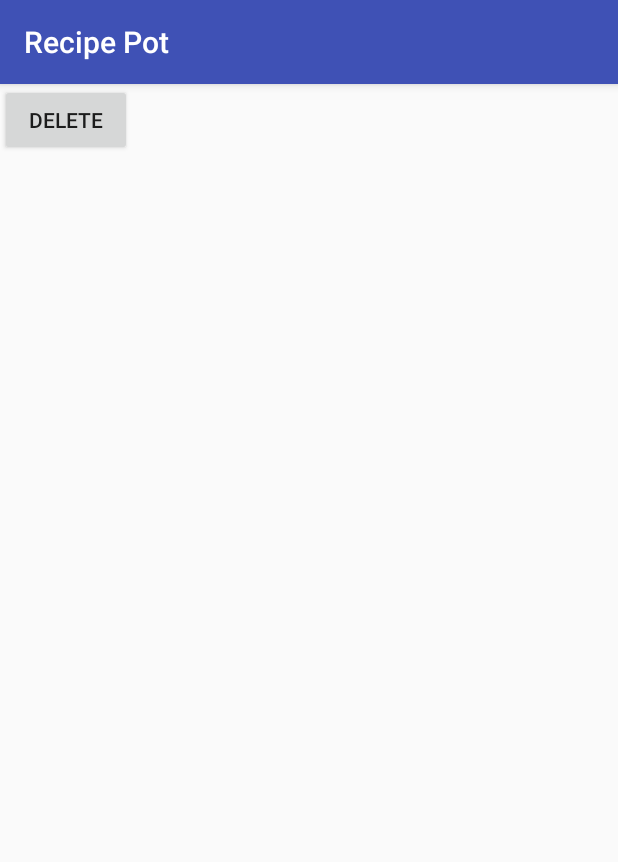
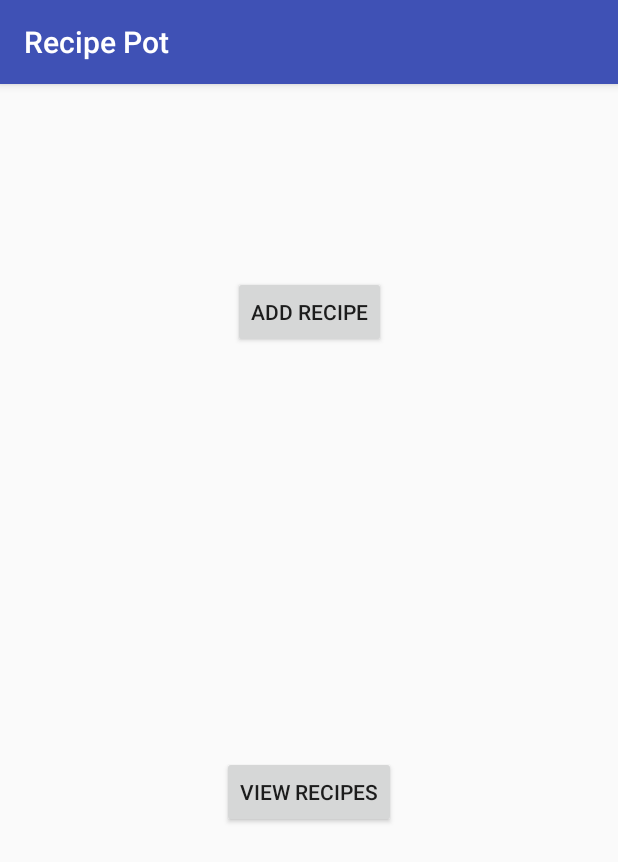
Before and after one commit to reidch/Android_recipe_list_app, an Android app: the screen it shows after launch (RecipeActivity before the commit, HomeActivity after it), on a phone screen of 412 x 824 dp. Shown: the top 862 px of the screen. Run offline under Robolectric (Android 15) with nearby library versions, the phone set to English and light mode, and no system bars.

Commit message:
adds amends

```diff
--- a/Taste_List/app/src/main/AndroidManifest.xml
+++ b/Taste_List/app/src/main/AndroidManifest.xml
@@ -9,15 +9,15 @@
         android:roundIcon="@mipmap/ic_launcher_round"
         android:supportsRtl="true"
         android:theme="@style/AppTheme">
-        <activity android:name=".RecipeActivity">
+        <activity android:name=".HomeActivity">
             <intent-filter>
                 <action android:name="android.intent.action.MAIN" />
 
                 <category android:name="android.intent.category.LAUNCHER" />
             </intent-filter>
         </activity>
-        <activity android:name=".MyRecipesActivity" />
         <activity android:name=".AddRecipeActivity"></activity>
+        <activity android:name=".MyRecipesActivity"></activity>
     </application>
 
 </manifest>
--- /dev/null
+++ b/Taste_List/app/src/main/java/com/example/carolinereid/taste_list/HomeActivity.java
@@ -0,0 +1,46 @@
+package com.example.carolinereid.taste_list;
+
+import android.content.Intent;
+import android.os.Bundle;
+import android.support.v7.app.AppCompatActivity;
+import android.view.View;
+
+public class HomeActivity extends AppCompatActivity {
+
+    @Override
+    protected void onCreate(Bundle savedInstanceState) {
+        super.onCreate(savedInstanceState);
+        setContentView(R.layout.activity_home);
+    }
+
+    public void addRecipe(View button) {
+        Intent intent = new Intent(this, AddRecipeActivity.class);
+        startActivity(intent);
+    }
+
+    public void viewRecipes(View button) {
+        Intent intent = new Intent(this, MyRecipesActivity.class);
+        startActivity(intent);
+    }
+
+//    @Override
+//    public boolean onCreateOptionsMenu(Menu menu){
+//        MenuInflater menuInflater = getMenuInflater();
+//        menuInflater.inflate(R.menu.activity_main, menu);
+//        return true;
+//    }
+//
+//    public boolean onOptionsItemSelected(MenuItem item){
+//        if(item.getItemId() == R.id.add_recipe){
+//            Intent intent = new Intent(this, AddRecipeActivity.class);
+//            startActivity(intent);
+//            return true;
+//        }
+//        if(item.getItemId() == R.id.recipes_list){
+//            Intent intent = new Intent(this, MyRecipesActivity.class);
+//            startActivity(intent);
+//            return true;
+//        }
+//        return super.onOptionsItemSelected(item);
+//    }
+}
--- a/Taste_List/app/src/main/java/com/example/carolinereid/taste_list/MyRecipesAdapter.java
+++ b/Taste_List/app/src/main/java/com/example/carolinereid/taste_list/MyRecipesAdapter.java
@@ -30,7 +30,7 @@ public class MyRecipesAdapter extends ArrayAdapter<Recipe> {
         url.setText(currentRecipe.getUrl());
 //        TextView triedStatus = (TextView)listItemView.findViewById(R.id.triedStatus);
 //        triedStatus.setText(currentRecipe.getTriedStatus());
-        TextView notes = (TextView)listItemView.findViewById(R.id.notesTV);
+        TextView notes = (TextView)listItemView.findViewById(R.id.notes);
         notes.setText(currentRecipe.getNotes());
 
         listItemView.setTag(currentRecipe);
--- a/Taste_List/app/src/main/java/com/example/carolinereid/taste_list/RecipeActivity.java
+++ b/Taste_List/app/src/main/java/com/example/carolinereid/taste_list/RecipeActivity.java
@@ -28,7 +28,7 @@ public class RecipeActivity extends AppCompatActivity {
         nameTV = (TextView) findViewById(R.id.name);
         urlTV = (TextView) findViewById(R.id.url);
 //        triedCB = (CheckBox) findViewById(R.id.triedStatus);
-        notesTV = (TextView) findViewById(R.id.notesTV);
+        notesTV = (TextView) findViewById(R.id.notes);
 
 //        if (checkBox.isChecked()) {
 //            checkBox.setChecked(false);
--- a/Taste_List/app/src/main/res/layout/activity_add_recipe.xml
+++ b/Taste_List/app/src/main/res/layout/activity_add_recipe.xml
@@ -61,7 +61,7 @@
         app:layout_constraintVertical_bias="0.092" />
 
     <Button
-        android:id="@+id/addRecipeBtn"
+        android:id="@+id/add_recipe"
         android:layout_width="wrap_content"
         android:layout_height="wrap_content"
         android:layout_marginBottom="8dp"
--- /dev/null
+++ b/Taste_List/app/src/main/res/layout/activity_home.xml
@@ -0,0 +1,36 @@
+<?xml version="1.0" encoding="utf-8"?>
+<android.support.constraint.ConstraintLayout xmlns:android="http://schemas.android.com/apk/res/android"
+    xmlns:app="http://schemas.android.com/apk/res-auto"
+    xmlns:tools="http://schemas.android.com/tools"
+    android:layout_width="match_parent"
+    android:layout_height="match_parent"
+    tools:context="com.example.carolinereid.taste_list.HomeActivity">
+
+    <Button
+        android:id="@+id/addRecipe"
+        android:layout_width="wrap_content"
+        android:layout_height="wrap_content"
+        android:layout_marginLeft="8dp"
+        android:layout_marginRight="8dp"
+        android:layout_marginTop="128dp"
+        android:onClick="addRecipe"
+        android:text="add recipe"
+        app:layout_constraintLeft_toLeftOf="parent"
+        app:layout_constraintRight_toRightOf="parent"
+        app:layout_constraintTop_toTopOf="parent" />
+
+    <Button
+        android:id="@+id/viewRecipes"
+        android:layout_width="wrap_content"
+        android:layout_height="wrap_content"
+        android:layout_marginBottom="8dp"
+        android:layout_marginLeft="8dp"
+        android:layout_marginRight="8dp"
+        android:layout_marginTop="8dp"
+        android:onClick="viewRecipes"
+        android:text="view recipes"
+        app:layout_constraintBottom_toBottomOf="parent"
+        app:layout_constraintLeft_toLeftOf="parent"
+        app:layout_constraintRight_toRightOf="parent"
+        app:layout_constraintTop_toBottomOf="@+id/addRecipe" />
+</android.support.constraint.ConstraintLayout>
--- a/Taste_List/app/src/main/res/layout/activity_recipe.xml
+++ b/Taste_List/app/src/main/res/layout/activity_recipe.xml
@@ -7,20 +7,20 @@
     tools:context="com.example.carolinereid.taste_list.RecipeActivity">
 
     <TextView
-        android:id="@+id/notesTV"
+        android:id="@+id/notes"
         android:layout_width="wrap_content"
         android:layout_height="wrap_content"
         android:layout_marginBottom="8dp"
         android:layout_marginLeft="8dp"
         android:layout_marginRight="8dp"
         android:layout_marginTop="8dp"
-        android:text="@string/notesTV"
         app:layout_constraintBottom_toBottomOf="parent"
         app:layout_constraintHorizontal_bias="0.025"
         app:layout_constraintLeft_toLeftOf="parent"
         app:layout_constraintRight_toRightOf="parent"
         app:layout_constraintTop_toBottomOf="@+id/url"
-        app:layout_constraintVertical_bias="0.087" />
+        app:layout_constraintVertical_bias="0.087"
+        tools:text="notes" />
 
     <TextView
         android:id="@+id/name"
@@ -30,13 +30,13 @@
         android:layout_marginLeft="8dp"
         android:layout_marginRight="8dp"
         android:layout_marginTop="8dp"
-        android:text="@string/recipe_name"
         app:layout_constraintBottom_toBottomOf="parent"
         app:layout_constraintHorizontal_bias="0.025"
         app:layout_constraintLeft_toLeftOf="parent"
         app:layout_constraintRight_toRightOf="parent"
         app:layout_constraintTop_toTopOf="parent"
-        app:layout_constraintVertical_bias="0.071" />
+        app:layout_constraintVertical_bias="0.071"
+        tools:text=" recipe name" />
 
     <TextView
         android:id="@+id/url"
@@ -46,13 +46,13 @@
         android:layout_marginLeft="8dp"
         android:layout_marginRight="8dp"
         android:layout_marginTop="8dp"
-        android:text="@string/link"
         app:layout_constraintBottom_toBottomOf="parent"
         app:layout_constraintHorizontal_bias="0.064"
         app:layout_constraintLeft_toLeftOf="parent"
         app:layout_constraintRight_toRightOf="parent"
         app:layout_constraintTop_toBottomOf="@+id/name"
-        app:layout_constraintVertical_bias="0.09" />
+        app:layout_constraintVertical_bias="0.09"
+        tools:text="link" />
 
     <Button
         android:id="@+id/deleteBtn"
--- a/Taste_List/app/src/main/res/layout/recipes_list.xml
+++ b/Taste_List/app/src/main/res/layout/recipes_list.xml
@@ -4,7 +4,9 @@
     xmlns:app="http://schemas.android.com/apk/res-auto"
     xmlns:tools="http://schemas.android.com/tools"
     android:layout_width="match_parent"
-    android:layout_height="match_parent">
+    android:layout_height="match_parent"
+    tools:context="com.example.carolinereid.taste_list.RecipeActivity"
+    android:onClick="getRecipe">
 
     <ListView
         android:id="@+id/recipe_list"
--- a/Taste_List/app/src/main/res/menu/activity_main.xml
+++ b/Taste_List/app/src/main/res/menu/activity_main.xml
@@ -1,4 +1,12 @@
 <?xml version="1.0" encoding="utf-8"?>
-<menu xmlns:android="http://schemas.android.com/apk/res/android">
+<menu xmlns:app="http://schemas.android.com/apk/res-auto"
+    xmlns:android="http://schemas.android.com/apk/res/android">
 
+    <item
+        android:id="@+id/add_recipe"
+        android:icon="@android:drawable/ic_menu_upload"
+        android:title="add recipe " />
+    <item
+        android:id="@+id/recipes_list"
+        android:title="view recipes" />
 </menu>
```
Also changed, not shown: Taste_List/app/src/main/java/com/example/carolinereid/taste_list/MyRecipesActivity.java (+15 -18 lines).
